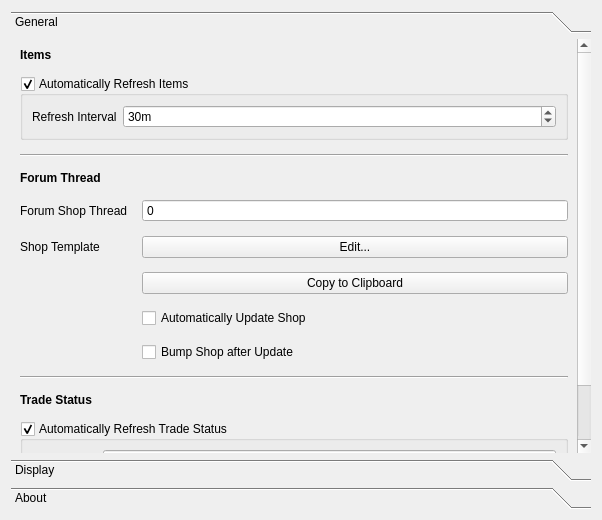
First picture: the form in forms/settingspane.ui, repository xyzz/acquisition, before the edit.
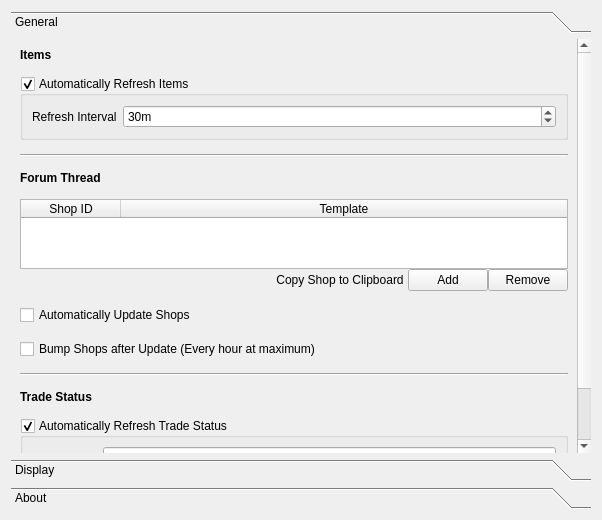
Second picture: the form after the edit.

Commit message:
Added the ability to set multiple shops
in the settings pane

Patch:
```diff
--- a/forms/settingspane.ui
+++ b/forms/settingspane.ui
@@ -25,7 +25,7 @@
         <x>0</x>
         <y>0</y>
         <width>567</width>
-        <height>448</height>
+        <height>476</height>
        </rect>
       </property>
       <attribute name="label">
@@ -113,79 +113,95 @@
         </widget>
        </item>
        <item>
-        <layout class="QFormLayout" name="formLayout_3">
-         <property name="topMargin">
+        <layout class="QVBoxLayout" name="verticalLayout_2">
+         <property name="spacing">
           <number>0</number>
          </property>
-         <property name="rightMargin">
-          <number>0</number>
-         </property>
-         <item row="0" column="0">
-          <widget class="QLabel" name="label">
+         <item>
+          <widget class="QTableWidget" name="shopsWidget">
+           <property name="alternatingRowColors">
+            <bool>true</bool>
+           </property>
+           <property name="selectionMode">
+            <enum>QAbstractItemView::SingleSelection</enum>
+           </property>
+           <property name="selectionBehavior">
+            <enum>QAbstractItemView::SelectRows</enum>
+           </property>
+           <attribute name="horizontalHeaderStretchLastSection">
+            <bool>true</bool>
+           </attribute>
+           <column>
            <property name="text">
-            <string>Forum Shop Thread</string>
-           </property>
+             <string>Shop ID</string>
+            </property>
+           </column>
+           <column>
+            <property name="text">
+             <string>Template</string>
+            </property>
+           </column>
           </widget>
          </item>
-         <item row="0" column="1">
-          <widget class="QSpinBox" name="shopThreadIdBox">
-           <property name="buttonSymbols">
-            <enum>QAbstractSpinBox::NoButtons</enum>
+         <item>
+          <layout class="QHBoxLayout" name="horizontalLayout">
+           <property name="spacing">
+            <number>0</number>
            </property>
-           <property name="prefix">
-            <string/>
-           </property>
-           <property name="maximum">
-            <number>999999999</number>
-           </property>
-           <property name="singleStep">
-            <number>0</number>
-           </property>
-          </widget>
-         </item>
-         <item row="2" column="0">
-          <widget class="QLabel" name="label_2">
+           <item>
+            <spacer name="horizontalSpacer_2">
+             <property name="orientation">
+              <enum>Qt::Horizontal</enum>
+             </property>
+             <property name="sizeHint" stdset="0">
+              <size>
+               <width>40</width>
+               <height>20</height>
+              </size>
+             </property>
+            </spacer>
+           </item>
+           <item>
+            <widget class="QPushButton" name="copyShopButton">
            <property name="text">
-            <string>&lt;html&gt;&lt;head/&gt;&lt;body&gt;&lt;p&gt;Shop Template&lt;/p&gt;&lt;/body&gt;&lt;/html&gt;</string>
-           </property>
-          </widget>
-         </item>
-         <item row="2" column="1">
-          <widget class="QPushButton" name="editShopTemplateButton">
-           <property name="text">
-            <string>Edit...</string>
+              <string>Copy Shop to Clipboard</string>
+             </property>
+             <property name="flat">
+              <bool>true</bool>
            </property>
           </widget>
          </item>
-         <item row="3" column="1">
-          <widget class="QPushButton" name="copyClipboardButton">
+           <item>
+            <widget class="QPushButton" name="addShopButton">
            <property name="text">
-            <string>Copy to Clipboard</string>
+              <string>Add</string>
            </property>
           </widget>
          </item>
-         <item row="4" column="0">
-          <widget class="QLabel" name="label_5">
+           <item>
+            <widget class="QPushButton" name="removeShopButton">
            <property name="text">
-            <string/>
+              <string>Remove</string>
            </property>
           </widget>
          </item>
-         <item row="4" column="1">
+          </layout>
+         </item>
+        </layout>
+       </item>
+       <item>
           <widget class="QCheckBox" name="updateShopBox">
            <property name="text">
-            <string>Automatically Update Shop</string>
+          <string>Automatically Update Shops</string>
            </property>
           </widget>
          </item>
-         <item row="5" column="1">
+       <item>
           <widget class="QCheckBox" name="bumpShopBox">
            <property name="text">
-            <string>Bump Shop after Update</string>
-           </property>
-          </widget>
-         </item>
-        </layout>
+          <string>Bump Shops after Update (Every hour at maximum)</string>
+         </property>
+        </widget>
        </item>
        <item>
         <widget class="Line" name="line_2">
```
Lines whose indentation alone changed are shown as unchanged. The commit also changes 3 other files.
